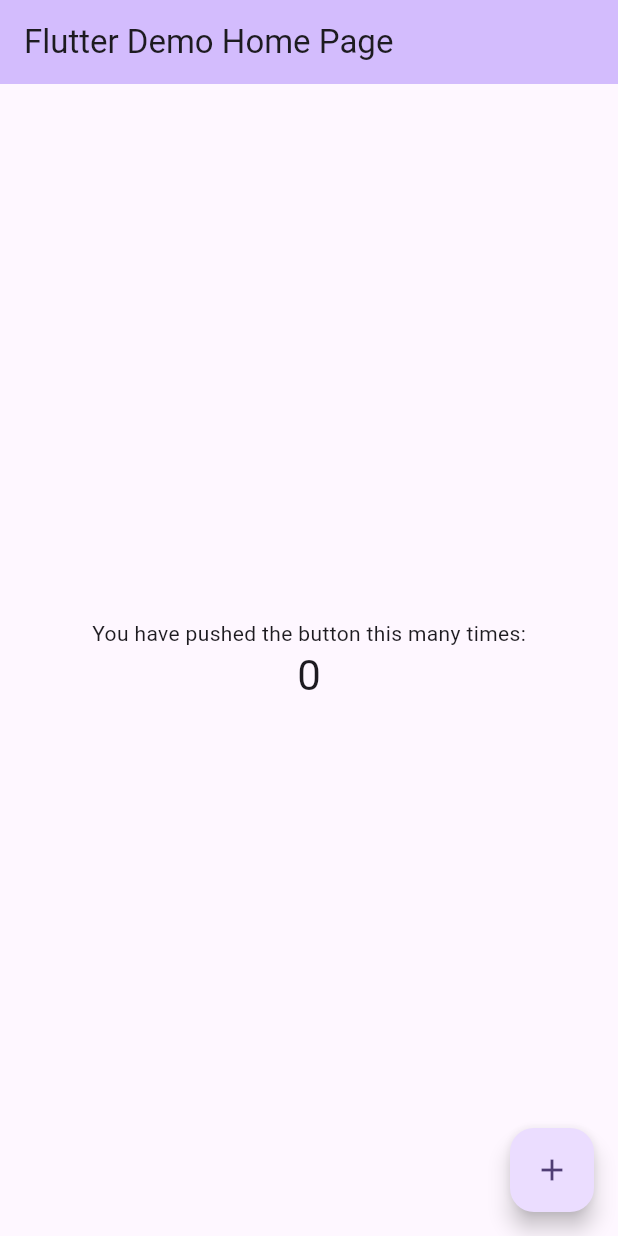
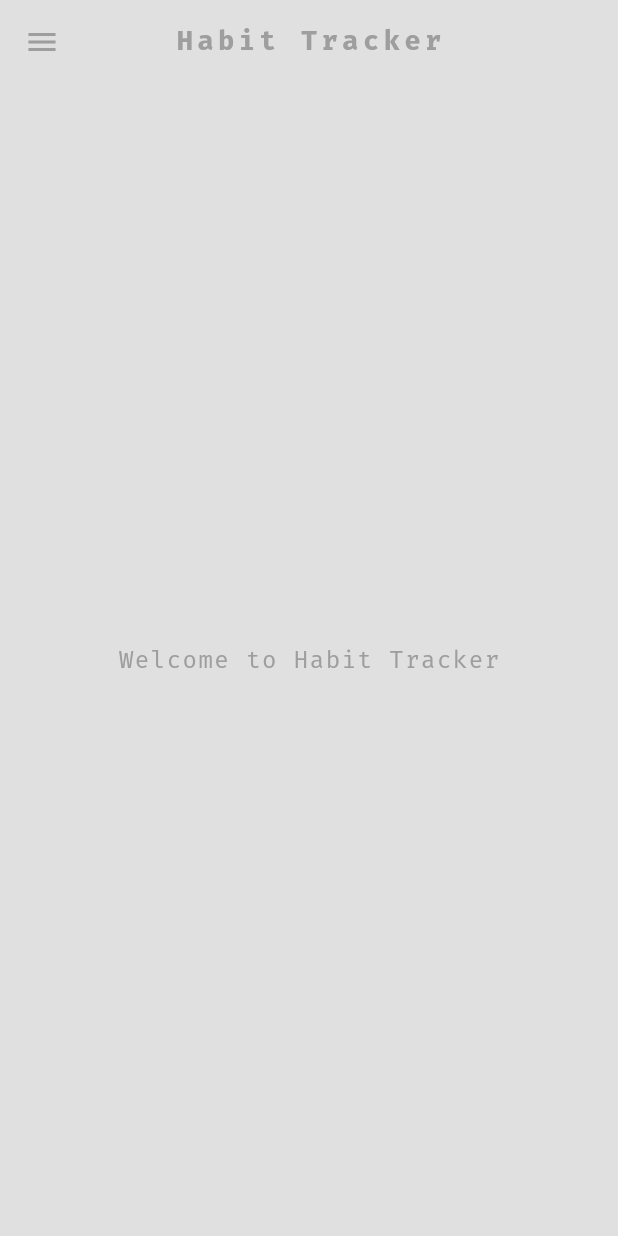
Before and after one commit to usman619/habit_tracker_app, a Flutter app: the screen it shows after launch, on a phone screen of 412 x 824 dp. Run offline on Flutter 3.47's test engine with Material 3 defaults, Android fonts, the light colour scheme and no system bars; our stand-ins replace google_fonts.

Commit message:
Making basic file structure

```diff
--- a/lib/main.dart
+++ b/lib/main.dart
@@ -1,125 +1,28 @@
 import 'package:flutter/material.dart';
+import 'package:habit_tracker_app/pages/home_page.dart';
+import 'package:habit_tracker_app/themes/theme_provider.dart';
+import 'package:provider/provider.dart';
 
 void main() {
-  runApp(const MyApp());
+  WidgetsFlutterBinding.ensureInitialized();
+  runApp(
+    ChangeNotifierProvider(
+      create: (context) => ThemeProvider(),
+      child: const MyApp(),
+    ),
+  );
 }
 
 class MyApp extends StatelessWidget {
   const MyApp({super.key});
 
-  // This widget is the root of your application.
   @override
   Widget build(BuildContext context) {
     return MaterialApp(
-      title: 'Flutter Demo',
-      theme: ThemeData(
-        // This is the theme of your application.
-        //
-        // TRY THIS: Try running your application with "flutter run". You'll see
-        // the application has a purple toolbar. Then, without quitting the app,
-        // try changing the seedColor in the colorScheme below to Colors.green
-        // and then invoke "hot reload" (save your changes or press the "hot
-        // reload" button in a Flutter-supported IDE, or press "r" if you used
-        // the command line to start the app).
-        //
-        // Notice that the counter didn't reset back to zero; the application
-        // state is not lost during the reload. To reset the state, use hot
-        // restart instead.
-        //
-        // This works for code too, not just values: Most code changes can be
-        // tested with just a hot reload.
-        colorScheme: ColorScheme.fromSeed(seedColor: Colors.deepPurple),
-        useMaterial3: true,
-      ),
-      home: const MyHomePage(title: 'Flutter Demo Home Page'),
+      title: 'Habit Tracker',
+      debugShowCheckedModeBanner: false,
+      theme: Provider.of<ThemeProvider>(context).themeData,
+      home: const HomePage(),
     );
   }
 }
-
-class MyHomePage extends StatefulWidget {
-  const MyHomePage({super.key, required this.title});
-
-  // This widget is the home page of your application. It is stateful, meaning
-  // that it has a State object (defined below) that contains fields that affect
-  // how it looks.
-
-  // This class is the configuration for the state. It holds the values (in this
-  // case the title) provided by the parent (in this case the App widget) and
-  // used by the build method of the State. Fields in a Widget subclass are
-  // always marked "final".
-
-  final String title;
-
-  @override
-  State<MyHomePage> createState() => _MyHomePageState();
-}
-
-class _MyHomePageState extends State<MyHomePage> {
-  int _counter = 0;
-
-  void _incrementCounter() {
-    setState(() {
-      // This call to setState tells the Flutter framework that something has
-      // changed in this State, which causes it to rerun the build method below
-      // so that the display can reflect the updated values. If we changed
-      // _counter without calling setState(), then the build method would not be
-      // called again, and so nothing would appear to happen.
-      _counter++;
-    });
-  }
-
-  @override
-  Widget build(BuildContext context) {
-    // This method is rerun every time setState is called, for instance as done
-    // by the _incrementCounter method above.
-    //
-    // The Flutter framework has been optimized to make rerunning build methods
-    // fast, so that you can just rebuild anything that needs updating rather
-    // than having to individually change instances of widgets.
-    return Scaffold(
-      appBar: AppBar(
-        // TRY THIS: Try changing the color here to a specific color (to
-        // Colors.amber, perhaps?) and trigger a hot reload to see the AppBar
-        // change color while the other colors stay the same.
-        backgroundColor: Theme.of(context).colorScheme.inversePrimary,
-        // Here we take the value from the MyHomePage object that was created by
-        // the App.build method, and use it to set our appbar title.
-        title: Text(widget.title),
-      ),
-      body: Center(
-        // Center is a layout widget. It takes a single child and positions it
-        // in the middle of the parent.
-        child: Column(
-          // Column is also a layout widget. It takes a list of children and
-          // arranges them vertically. By default, it sizes itself to fit its
-          // children horizontally, and tries to be as tall as its parent.
-          //
-          // Column has various properties to control how it sizes itself and
-          // how it positions its children. Here we use mainAxisAlignment to
-          // center the children vertically; the main axis here is the vertical
-          // axis because Columns are vertical (the cross axis would be
-          // horizontal).
-          //
-          // TRY THIS: Invoke "debug painting" (choose the "Toggle Debug Paint"
-          // action in the IDE, or press "p" in the console), to see the
-          // wireframe for each widget.
-          mainAxisAlignment: MainAxisAlignment.center,
-          children: <Widget>[
-            const Text(
-              'You have pushed the button this many times:',
-            ),
-            Text(
-              '$_counter',
-              style: Theme.of(context).textTheme.headlineMedium,
-            ),
-          ],
-        ),
-      ),
-      floatingActionButton: FloatingActionButton(
-        onPressed: _incrementCounter,
-        tooltip: 'Increment',
-        child: const Icon(Icons.add),
-      ), // This trailing comma makes auto-formatting nicer for build methods.
-    );
-  }
-}
--- /dev/null
+++ b/lib/pages/home_page.dart
@@ -0,0 +1,33 @@
+import 'package:flutter/material.dart';
+import 'package:habit_tracker_app/components/my_drawer.dart';
+import 'package:habit_tracker_app/themes/text_theme.dart';
+
+class HomePage extends StatefulWidget {
+  const HomePage({super.key});
+
+  @override
+  State<HomePage> createState() => _HomePageState();
+}
+
+class _HomePageState extends State<HomePage> {
+  @override
+  Widget build(BuildContext context) {
+    return Scaffold(
+      appBar: AppBar(
+        title: Text(
+          'Habit Tracker',
+          style: titleTextTheme,
+        ),
+        centerTitle: true,
+        foregroundColor: Theme.of(context).colorScheme.primary,
+      ),
+      drawer: const MyDrawer(),
+      body: Center(
+        child: Text(
+          'Welcome to Habit Tracker',
+          style: bodyTextTheme(context),
+        ),
+      ),
+    );
+  }
+}
--- /dev/null
+++ b/lib/themes/dark_mode.dart
@@ -0,0 +1,10 @@
+import 'package:flutter/material.dart';
+
+ThemeData darkMode = ThemeData(
+  colorScheme: ColorScheme.dark(
+      surface: const Color.fromARGB(255, 20, 20, 20),
+      primary: const Color.fromARGB(255, 105, 105, 105),
+      secondary: const Color.fromARGB(255, 30, 30, 30),
+      tertiary: const Color.fromARGB(255, 47, 47, 47),
+      inversePrimary: Colors.grey.shade300),
+);
--- /dev/null
+++ b/lib/themes/light_mode.dart
@@ -0,0 +1,10 @@
+import 'package:flutter/material.dart';
+
+ThemeData lightMode = ThemeData(
+  colorScheme: ColorScheme.light(
+      surface: Colors.grey.shade300,
+      primary: Colors.grey.shade500,
+      secondary: Colors.grey.shade200,
+      tertiary: Colors.white,
+      inversePrimary: Colors.grey.shade900),
+);
--- /dev/null
+++ b/lib/themes/text_theme.dart
@@ -0,0 +1,33 @@
+import 'package:flutter/material.dart';
+import 'package:google_fonts/google_fonts.dart';
+
+TextStyle titleTextTheme = TextStyle(
+  fontFamily: GoogleFonts.firaCode().fontFamily,
+  fontWeight: FontWeight.bold,
+  letterSpacing: 3,
+  fontSize: 18,
+);
+
+TextStyle drawerTextTheme(BuildContext context) => TextStyle(
+      fontFamily: GoogleFonts.firaCode().fontFamily,
+      fontWeight: FontWeight.normal,
+      letterSpacing: 2,
+      fontSize: 16,
+      color: Theme.of(context).colorScheme.primary,
+    );
+
+TextStyle bodyTextTheme(BuildContext context) => TextStyle(
+      fontFamily: GoogleFonts.firaCode().fontFamily,
+      fontWeight: FontWeight.normal,
+      letterSpacing: 1,
+      fontSize: 16,
+      color: Theme.of(context).colorScheme.primary,
+    );
+
+TextStyle loginTextTheme(BuildContext context) => TextStyle(
+      fontFamily: GoogleFonts.firaCode().fontFamily,
+      fontWeight: FontWeight.bold,
+      letterSpacing: 1,
+      fontSize: 24,
+      color: Theme.of(context).colorScheme.primary,
+    );
--- /dev/null
+++ b/lib/themes/theme_provider.dart
@@ -0,0 +1,25 @@
+import 'package:flutter/material.dart';
+import 'package:habit_tracker_app/themes/dark_mode.dart';
+import 'package:habit_tracker_app/themes/light_mode.dart';
+
+class ThemeProvider extends ChangeNotifier {
+  // initial theme --> light mode
+  ThemeData _themeData = lightMode;
+
+  ThemeData get themeData => _themeData;
+
+  bool get isDarkMode => _themeData == darkMode;
+
+  set themeData(ThemeData themeData) {
+    _themeData = themeData;
+    notifyListeners();
+  }
+
+  void toggleTheme() {
+    if (!isDarkMode) {
+      themeData = darkMode;
+    } else {
+      themeData = lightMode;
+    }
+  }
+}
```
Also changed, not shown: lib/components/my_drawer.dart (added, +29 -0 lines), pubspec.yaml (+7 -1 lines), lib/pages/settings_page.dart (added), pubspec.lock, 5 other files.
